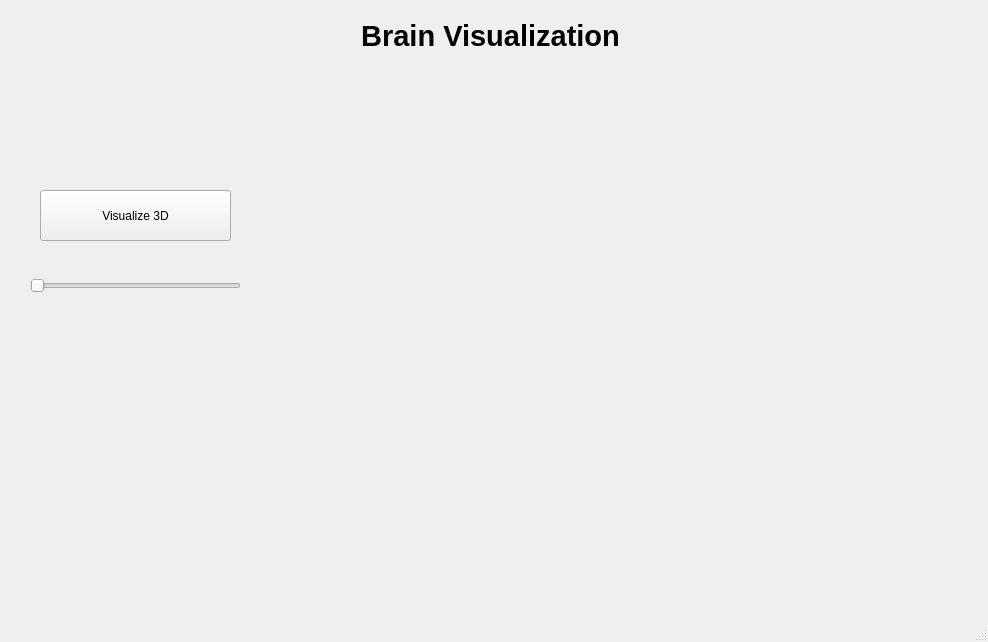
Before: the Qt Designer form DADM_QtCreator/DADM/visualization3d.ui in martamycielska/DADM, drawn with Qt 5.
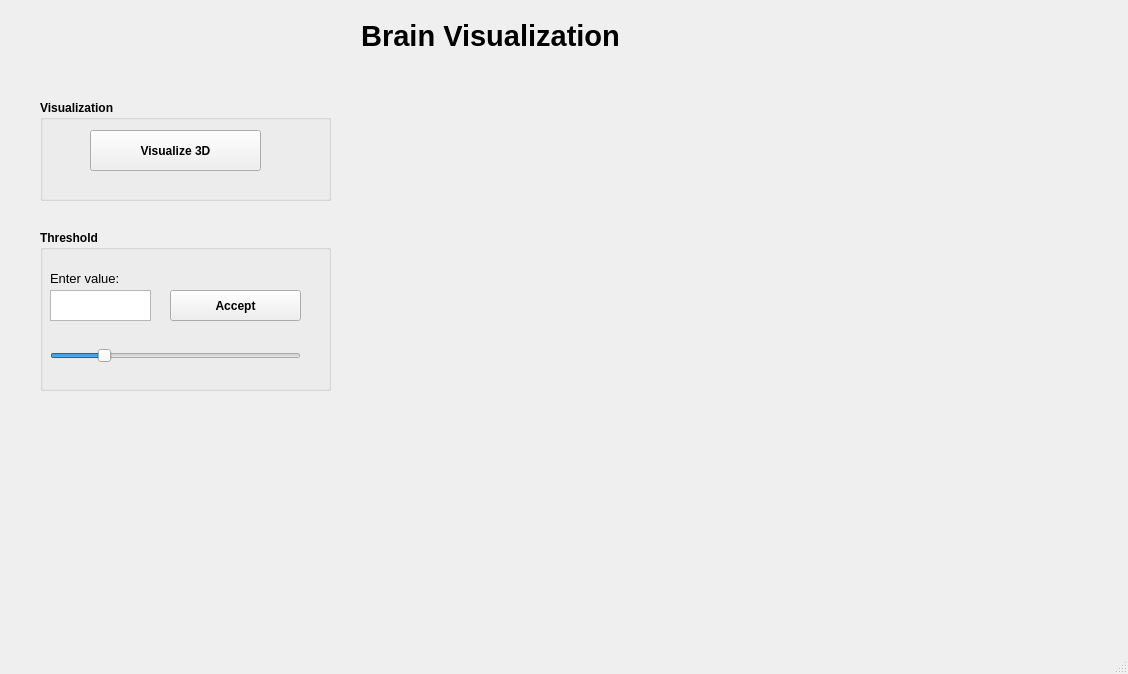
After: the same form once the commit is applied. Custom widgets are drawn as their Qt base class.

Diff of the .ui file:
```diff
--- a/DADM_QtCreator/DADM/visualization3d.ui
+++ b/DADM_QtCreator/DADM/visualization3d.ui
@@ -6,27 +6,14 @@
    <rect>
     <x>0</x>
     <y>0</y>
-    <width>988</width>
-    <height>642</height>
+    <width>1128</width>
+    <height>674</height>
    </rect>
   </property>
   <property name="windowTitle">
    <string>MainWindow</string>
   </property>
   <widget class="QWidget" name="widget">
-   <widget class="QPushButton" name="visualizeBtn">
-    <property name="geometry">
-     <rect>
-      <x>40</x>
-      <y>190</y>
-      <width>191</width>
-      <height>51</height>
-     </rect>
-    </property>
-    <property name="text">
-     <string>Visualize 3D</string>
-    </property>
-   </widget>
    <widget class="QLabel" name="label">
     <property name="geometry">
      <rect>
@@ -59,52 +46,124 @@
      <bool>false</bool>
     </property>
    </widget>
-   <widget class="QLabel" name="processDescLabel">
+   <widget class="QGroupBox" name="groupBox">
     <property name="geometry">
      <rect>
-      <x>10</x>
-      <y>450</y>
-      <width>251</width>
-      <height>71</height>
+      <x>40</x>
+      <y>230</y>
+      <width>291</width>
+      <height>161</height>
      </rect>
     </property>
     <property name="font">
      <font>
-      <pointsize>12</pointsize>
+      <weight>75</weight>
+      <bold>true</bold>
      </font>
     </property>
-    <property name="text">
-     <string/>
+    <property name="title">
+     <string>Threshold</string>
     </property>
-    <property name="alignment">
-     <set>Qt::AlignCenter</set>
-    </property>
-    <property name="wordWrap">
-     <bool>true</bool>
-    </property>
+    <widget class="QLabel" name="thresholdLabel">
+     <property name="geometry">
+      <rect>
+       <x>10</x>
+       <y>40</y>
+       <width>81</width>
+       <height>16</height>
+      </rect>
+     </property>
+     <property name="font">
+      <font>
+       <pointsize>10</pointsize>
+       <weight>50</weight>
+       <bold>false</bold>
+      </font>
+     </property>
+     <property name="text">
+      <string>Enter value:</string>
+     </property>
+    </widget>
+    <widget class="QTextEdit" name="thresholdTextEdit">
+     <property name="geometry">
+      <rect>
+       <x>10</x>
+       <y>60</y>
+       <width>101</width>
+       <height>31</height>
+      </rect>
+     </property>
+    </widget>
+    <widget class="QPushButton" name="acceptBtn">
+     <property name="geometry">
+      <rect>
+       <x>130</x>
+       <y>60</y>
+       <width>131</width>
+       <height>31</height>
+      </rect>
+     </property>
+     <property name="text">
+      <string>Accept</string>
+     </property>
+    </widget>
+    <widget class="QSlider" name="horizontalSlider">
+     <property name="geometry">
+      <rect>
+       <x>10</x>
+       <y>110</y>
+       <width>251</width>
+       <height>31</height>
+      </rect>
+     </property>
+     <property name="minimum">
+      <number>1</number>
+     </property>
+     <property name="maximum">
+      <number>500</number>
+     </property>
+     <property name="singleStep">
+      <number>10</number>
+     </property>
+     <property name="value">
+      <number>100</number>
+     </property>
+     <property name="orientation">
+      <enum>Qt::Horizontal</enum>
+     </property>
+    </widget>
    </widget>
-   <widget class="QSlider" name="horizontalSlider">
+   <widget class="QGroupBox" name="groupBox_2">
     <property name="geometry">
      <rect>
-      <x>30</x>
-      <y>270</y>
-      <width>211</width>
-      <height>31</height>
+      <x>40</x>
+      <y>100</y>
+      <width>291</width>
+      <height>101</height>
      </rect>
     </property>
-    <property name="orientation">
-     <enum>Qt::Horizontal</enum>
+    <property name="font">
+     <font>
+      <weight>75</weight>
+      <bold>true</bold>
+     </font>
     </property>
-   </widget>
-   <widget class="QVTKOpenGLWidget" name="qvtkWidget" native="true">
-    <property name="geometry">
-     <rect>
-      <x>280</x>
-      <y>90</y>
-      <width>691</width>
-      <height>501</height>
-     </rect>
+    <property name="title">
+     <string>Visualization</string>
     </property>
+    <widget class="QPushButton" name="visualizeBtn">
+     <property name="geometry">
+      <rect>
+       <x>50</x>
+       <y>30</y>
+       <width>171</width>
+       <height>41</height>
+      </rect>
+     </property>
+     <property name="text">
+      <string>Visualize 3D</string>
+     </property>
+    </widget>
    </widget>
   </widget>
   <widget class="QMenuBar" name="menubar">
@@ -119,14 +178,6 @@
   </widget>
   <widget class="QStatusBar" name="statusbar"/>
  </widget>
- <customwidgets>
-  <customwidget>
-   <class>QVTKOpenGLWidget</class>
-   <extends>QWidget</extends>
-   <header>QVTKOpenGLWidget.h</header>
-   <container>1</container>
-  </customwidget>
- </customwidgets>
  <resources/>
  <connections/>
 </ui>
```
Left out of the diff: 4 changed lines with no effect on the pictures.
